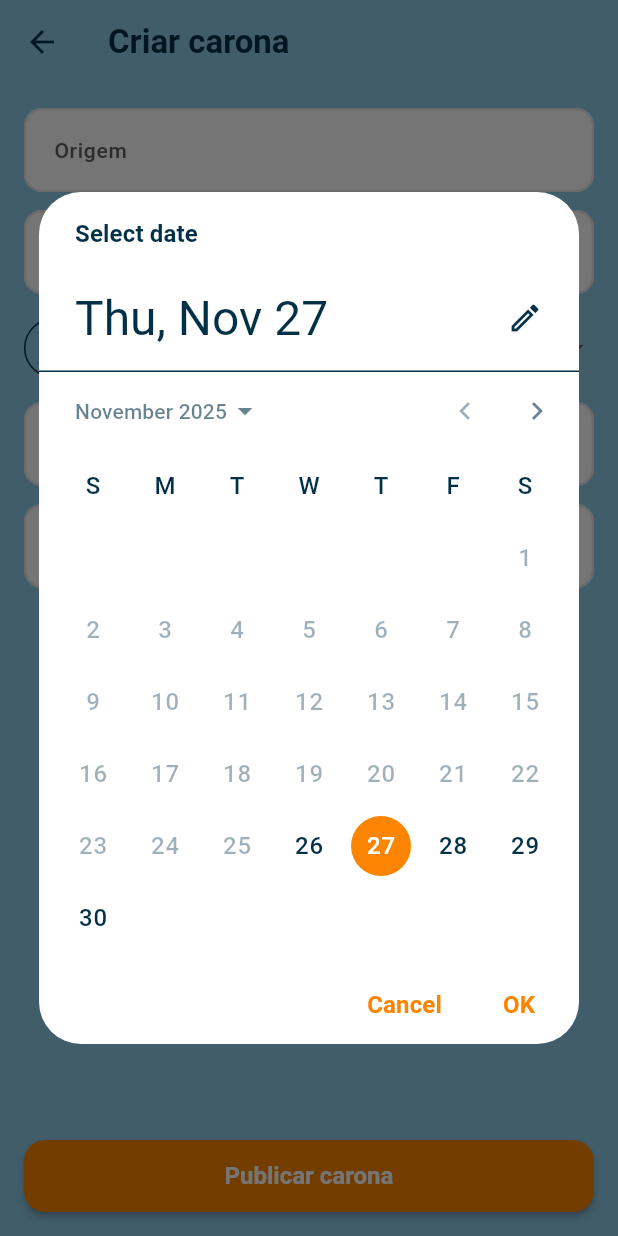
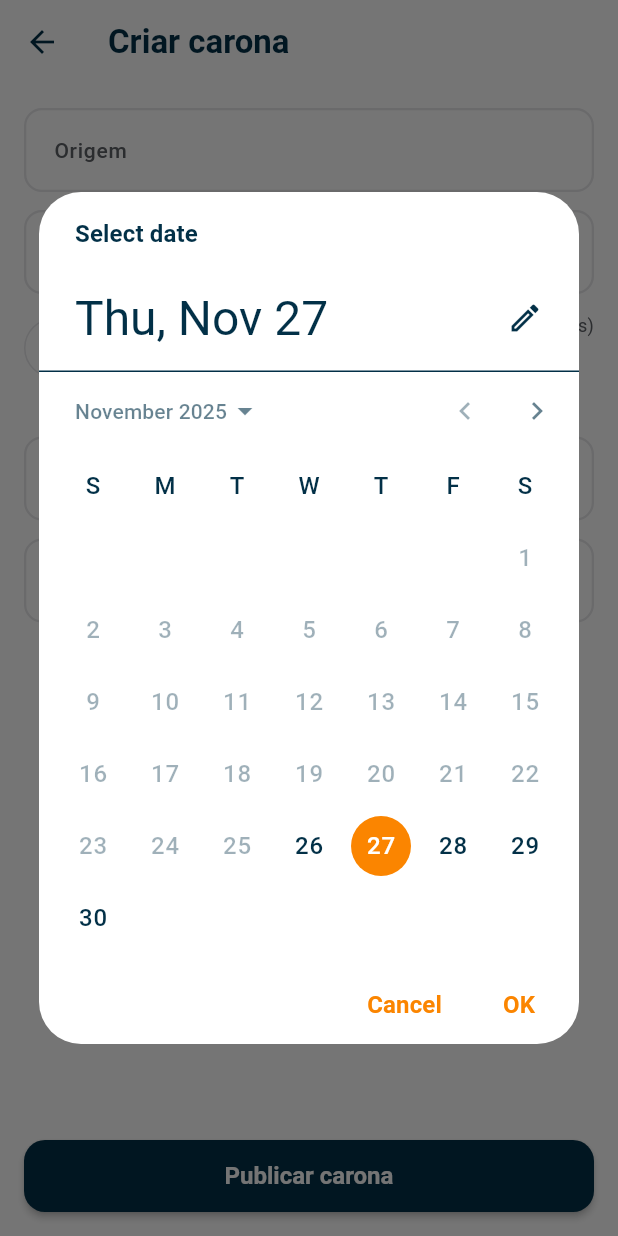
Before and after one commit to FredThiesen/Caronapp, a Flutter app: the TripCreateScreen screen opened directly, after a tap on "Escolher data e hora", on a phone screen of 412 x 824 dp. Run offline on Flutter 3.47's test engine with Material 3 defaults, Android fonts, the phone set to English and light mode, and no system bars; our stand-ins replace cloud_firestore, firebase_auth, firebase_core; accounts and stored records are empty.

Commit message:
feat: Update trip creation and detail screens with improved UI and contact button

```diff
--- a/Caronapp/caronapp/lib/features/trip/trip_create.dart
+++ b/Caronapp/caronapp/lib/features/trip/trip_create.dart
@@ -87,14 +87,17 @@ class _TripCreateScreenState extends State<TripCreateScreen> {
       child: Consumer<TripViewModel>(
         builder: (context, vm, _) {
           return Scaffold(
+            backgroundColor: AppColors.white,
             appBar: AppBar(
-              backgroundColor: AppColors.sky,
+              backgroundColor: AppColors.white,
               elevation: 0,
               iconTheme: const IconThemeData(color: AppColors.navy),
               title: Text(
                 'Criar carona',
                 style: const TextStyle(color: AppColors.navy),
               ),
+              // make icons and title visible on white background
+              foregroundColor: AppColors.navy,
             ),
             body: Padding(
               padding: const EdgeInsets.all(16),
@@ -117,18 +120,36 @@ class _TripCreateScreenState extends State<TripCreateScreen> {
                     ),
                     const SizedBox(height: 12),
                     Row(
+                      crossAxisAlignment: CrossAxisAlignment.start,
                       children: [
                         Expanded(
                           child: OutlinedButton(
                             onPressed: _pickDateTime,
+                            style: OutlinedButton.styleFrom(
+                              foregroundColor: AppColors.navy,
+                              side: BorderSide(color: AppColors.gray300),
+                            ),
                             child: Text(
                               _when == null
                                   ? 'Escolher data e hora'
                                   : '${_when!.day.toString().padLeft(2, '0')}/${_when!.month.toString().padLeft(2, '0')}/${_when!.year} ${_when!.hour.toString().padLeft(2, '0')}:${_when!.minute.toString().padLeft(2, '0')}',
+                              style: const TextStyle(color: AppColors.navy),
                             ),
                           ),
                         ),
                         const SizedBox(width: 12),
+                        // Seats selector with explanatory label
+                        Column(
+                          crossAxisAlignment: CrossAxisAlignment.start,
+                          children: [
+                            const Text(
+                              'Vagas (lugares disponíveis)',
+                              style: TextStyle(
+                                color: AppColors.gray700,
+                                fontSize: 12,
+                              ),
+                            ),
+                            const SizedBox(height: 6),
                             DropdownButton<int>(
                               value: _seats,
                               items: List.generate(6, (i) => i + 1)
@@ -140,6 +161,8 @@ class _TripCreateScreenState extends State<TripCreateScreen> {
                                   )
                                   .toList(),
                               onChanged: (v) => setState(() => _seats = v ?? 1),
+                            ),
+                          ],
                         ),
                       ],
                     ),
@@ -170,7 +193,7 @@ class _TripCreateScreenState extends State<TripCreateScreen> {
                         : ElevatedButton(
                             onPressed: () => _submit(vm),
                             style: ElevatedButton.styleFrom(
-                              backgroundColor: AppColors.orange,
+                              backgroundColor: AppColors.navy,
                               minimumSize: const Size.fromHeight(48),
                             ),
                             child: const Text('Publicar carona'),
```
Also changed, not shown: Caronapp/caronapp/lib/features/trip/trip_detail.dart (+16 -0 lines). Lines whose indentation alone changed are shown as unchanged.
